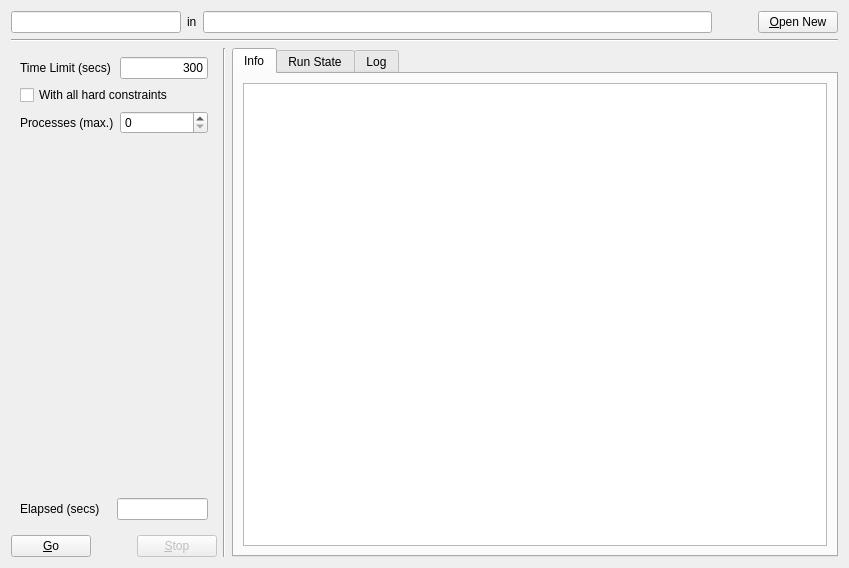
Above: gui/mainwindow.ui from gradgrind/fetrunner before the change. Below: the same form after it.
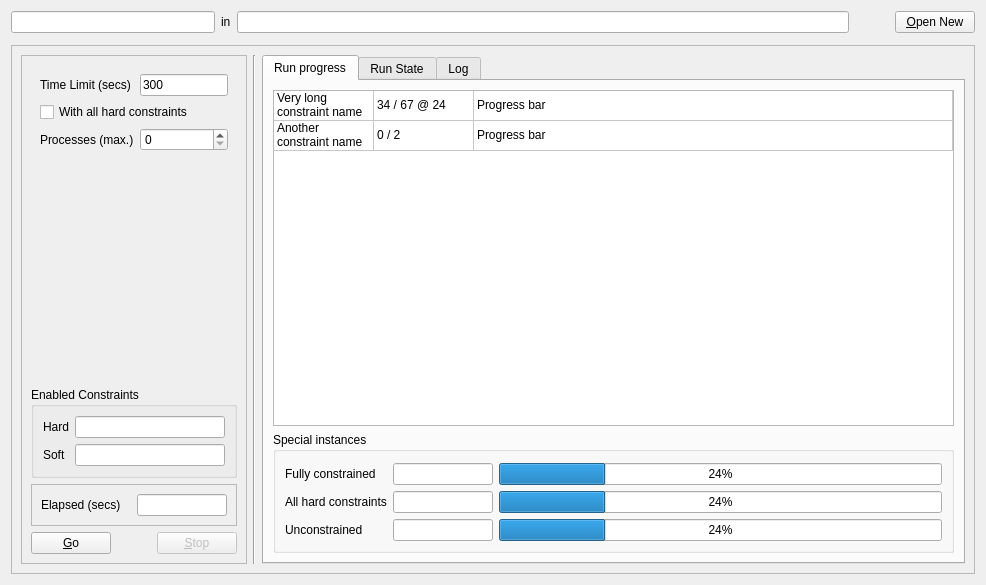
That is the form after the change. The open tabs and pages were chosen to show the change.

What changed in the file:
```diff
--- a/gui/mainwindow.ui
+++ b/gui/mainwindow.ui
@@ -6,8 +6,8 @@
    <rect>
     <x>0</x>
     <y>0</y>
-    <width>849</width>
-    <height>568</height>
+    <width>986</width>
+    <height>585</height>
    </rect>
   </property>
   <property name="sizePolicy">
@@ -45,7 +45,7 @@
      <item>
       <spacer name="horizontalSpacer">
        <property name="orientation">
-        <enum>Qt::Orientation::Horizontal</enum>
+        <enum>Qt::Vertical</enum>
        </property>
        <property name="sizeType">
         <enum>QSizePolicy::Policy::Fixed</enum>
@@ -70,14 +70,28 @@
    <item>
     <widget class="Line" name="line">
      <property name="orientation">
-      <enum>Qt::Orientation::Horizontal</enum>
+      <enum>Qt::Vertical</enum>
      </property>
     </widget>
    </item>
    <item>
-    <layout class="QHBoxLayout" name="horizontalLayout_4">
+    <widget class="QFrame" name="frame_3">
+     <property name="frameShape">
+      <enum>QFrame::StyledPanel</enum>
+     </property>
+     <property name="frameShadow">
+      <enum>QFrame::Raised</enum>
+     </property>
+     <layout class="QHBoxLayout" name="horizontalLayout_2" stretch="0,0,1">
      <item>
-      <layout class="QVBoxLayout" name="verticalLayout">
+       <widget class="QFrame" name="frame_left">
+        <property name="frameShape">
+         <enum>QFrame::StyledPanel</enum>
+        </property>
+        <property name="frameShadow">
+         <enum>QFrame::Raised</enum>
+        </property>
+        <layout class="QVBoxLayout" name="verticalLayout_3" stretch="1,0,0,0">
        <item>
         <widget class="QFrame" name="frame_parameters">
          <layout class="QFormLayout" name="formLayout">
@@ -99,9 +113,6 @@
             <property name="text">
              <string>300</string>
             </property>
-            <property name="alignment">
-             <set>Qt::AlignmentFlag::AlignRight|Qt::AlignmentFlag::AlignTrailing|Qt::AlignmentFlag::AlignVCenter</set>
-            </property>
            </widget>
           </item>
           <item row="3" column="0">
@@ -110,7 +121,7 @@
              <enum>Qt::Orientation::Vertical</enum>
             </property>
             <property name="sizeType">
-             <enum>QSizePolicy::Policy::MinimumExpanding</enum>
+               <enum>QSizePolicy::Fixed</enum>
             </property>
             <property name="sizeHint" stdset="0">
              <size>
@@ -123,7 +134,7 @@
           <item row="3" column="1">
            <spacer name="horizontalSpacer_4">
             <property name="orientation">
-             <enum>Qt::Orientation::Horizontal</enum>
+               <enum>Qt::Vertical</enum>
             </property>
             <property name="sizeType">
              <enum>QSizePolicy::Policy::Fixed</enum>
@@ -160,40 +171,92 @@
         </widget>
        </item>
        <item>
-        <widget class="QFrame" name="horizontalFrame">
-         <property name="minimumSize">
-          <size>
-           <width>0</width>
-           <height>40</height>
-          </size>
-         </property>
-         <layout class="QHBoxLayout" name="horizontalLayout_5">
+          <widget class="QGroupBox" name="groupBox_2">
+           <property name="sizePolicy">
+            <sizepolicy hsizetype="MinimumExpanding" vsizetype="Fixed">
+             <horstretch>0</horstretch>
+             <verstretch>0</verstretch>
+            </sizepolicy>
+           </property>
+           <property name="title">
+            <string>Enabled Constraints</string>
+           </property>
+           <layout class="QFormLayout" name="formLayout_2">
+            <item row="0" column="0">
+             <widget class="QLabel" name="label_2">
+              <property name="text">
+               <string>Hard</string>
+              </property>
+             </widget>
+            </item>
+            <item row="0" column="1">
+             <widget class="QLineEdit" name="c_enabled_h">
+              <property name="sizePolicy">
+               <sizepolicy hsizetype="Ignored" vsizetype="Fixed">
+                <horstretch>0</horstretch>
+                <verstretch>0</verstretch>
+               </sizepolicy>
+              </property>
+              <property name="readOnly">
+               <bool>true</bool>
+              </property>
+             </widget>
+            </item>
+            <item row="1" column="0">
+             <widget class="QLabel" name="label_4">
+              <property name="text">
+               <string>Soft</string>
+              </property>
+             </widget>
+            </item>
+            <item row="1" column="1">
+             <widget class="QLineEdit" name="c_enabled_s">
+              <property name="sizePolicy">
+               <sizepolicy hsizetype="Ignored" vsizetype="Fixed">
+                <horstretch>0</horstretch>
+                <verstretch>0</verstretch>
+               </sizepolicy>
+              </property>
+              <property name="readOnly">
+               <bool>true</bool>
+              </property>
+             </widget>
+            </item>
+           </layout>
+          </widget>
+         </item>
           <item>
+          <widget class="QFrame" name="frame_elapsed">
+           <property name="frameShape">
+            <enum>QFrame::StyledPanel</enum>
+           </property>
+           <property name="frameShadow">
+            <enum>QFrame::Raised</enum>
+           </property>
+           <layout class="QGridLayout" name="gridLayout_3">
+            <item row="0" column="1">
+             <widget class="QLineEdit" name="elapsed_time">
+              <property name="sizePolicy">
+               <sizepolicy hsizetype="Ignored" vsizetype="Fixed">
+                <horstretch>0</horstretch>
+                <verstretch>0</verstretch>
+               </sizepolicy>
+              </property>
+              <property name="text">
+               <string/>
+              </property>
+              <property name="readOnly">
+               <bool>true</bool>
+              </property>
+             </widget>
+            </item>
+            <item row="0" column="0">
            <widget class="QLabel" name="label_5">
             <property name="text">
              <string>Elapsed (secs)</string>
             </property>
            </widget>
           </item>
-          <item>
-           <widget class="QLineEdit" name="elapsed_time">
-            <property name="sizePolicy">
-             <sizepolicy hsizetype="Ignored" vsizetype="Fixed">
-              <horstretch>0</horstretch>
-              <verstretch>0</verstretch>
-             </sizepolicy>
-            </property>
-            <property name="text">
-             <string/>
-            </property>
-            <property name="alignment">
-             <set>Qt::AlignmentFlag::AlignRight|Qt::AlignmentFlag::AlignTrailing|Qt::AlignmentFlag::AlignVCenter</set>
-            </property>
-            <property name="readOnly">
-             <bool>true</bool>
-            </property>
-           </widget>
-          </item>
          </layout>
         </widget>
        </item>
@@ -209,7 +272,7 @@
          <item>
           <spacer name="horizontalSpacer_2">
            <property name="orientation">
-            <enum>Qt::Orientation::Horizontal</enum>
+              <enum>Qt::Vertical</enum>
            </property>
            <property name="sizeType">
             <enum>QSizePolicy::Policy::Fixed</enum>
@@ -235,6 +298,7 @@
         </layout>
        </item>
       </layout>
+       </widget>
      </item>
      <item>
       <widget class="Line" name="line_2">
@@ -250,14 +314,199 @@
        </property>
        <widget class="QWidget" name="tab_1">
         <attribute name="title">
-         <string>Info</string>
-        </attribute>
-        <layout class="QVBoxLayout" name="verticalLayout_3">
+          <string>Run progress</string>
+         </attribute>
+         <layout class="QVBoxLayout" name="verticalLayout">
          <item>
-          <widget class="QTextEdit" name="infoBox">
-           <property name="readOnly">
+           <widget class="QTableWidget" name="progress_table">
+            <attribute name="horizontalHeaderVisible">
+             <bool>false</bool>
+            </attribute>
+            <attribute name="horizontalHeaderStretchLastSection">
             <bool>true</bool>
-           </property>
+            </attribute>
+            <attribute name="verticalHeaderVisible">
+             <bool>false</bool>
+            </attribute>
+            <row>
+             <property name="text">
+              <string>Neue Zeile</string>
+             </property>
+            </row>
+            <row>
+             <property name="text">
+              <string>Neue Zeile</string>
+             </property>
+            </row>
+            <column>
+             <property name="text">
+              <string>Neue Spalte</string>
+             </property>
+            </column>
+            <column>
+             <property name="text">
+              <string>Neue Spalte</string>
+             </property>
+            </column>
+            <column>
+             <property name="text">
+              <string>Neue Spalte</string>
+             </property>
+            </column>
+            <item row="0" column="0">
+             <property name="text">
+              <string>Very long constraint name</string>
+             </property>
+            </item>
+            <item row="0" column="1">
+             <property name="text">
+              <string>34 / 67 @ 24</string>
+             </property>
+            </item>
+            <item row="0" column="2">
+             <property name="text">
+              <string>Progress bar</string>
+             </property>
+            </item>
+            <item row="1" column="0">
+             <property name="text">
+              <string>Another constraint name</string>
+             </property>
+            </item>
+            <item row="1" column="1">
+             <property name="text">
+              <string>0 / 2</string>
+             </property>
+            </item>
+            <item row="1" column="2">
+             <property name="text">
+              <string>Progress bar</string>
+             </property>
+            </item>
+           </widget>
+          </item>
+          <item>
+           <widget class="QGroupBox" name="groupBox">
+            <property name="title">
+             <string>Special instances</string>
+            </property>
+            <layout class="QGridLayout" name="gridLayout">
+             <item row="1" column="2">
+              <widget class="QProgressBar" name="progress_complete_bar">
+               <property name="value">
+                <number>24</number>
+               </property>
+               <property name="textVisible">
+                <bool>true</bool>
+               </property>
+              </widget>
+             </item>
+             <item row="1" column="1">
+              <widget class="QLineEdit" name="progress_complete">
+               <property name="sizePolicy">
+                <sizepolicy hsizetype="Ignored" vsizetype="Fixed">
+                 <horstretch>0</horstretch>
+                 <verstretch>0</verstretch>
+                </sizepolicy>
+               </property>
+               <property name="minimumSize">
+                <size>
+                 <width>100</width>
+                 <height>0</height>
+                </size>
+               </property>
+              </widget>
+             </item>
+             <item row="3" column="1">
+              <widget class="QLineEdit" name="progress_unconstrained">
+               <property name="sizePolicy">
+                <sizepolicy hsizetype="Ignored" vsizetype="Fixed">
+                 <horstretch>0</horstretch>
+                 <verstretch>0</verstretch>
+                </sizepolicy>
+               </property>
+               <property name="minimumSize">
+                <size>
+                 <width>100</width>
+                 <height>0</height>
+                </size>
+               </property>
+              </widget>
+             </item>
+             <item row="0" column="1">
+              <spacer name="horizontalSpacer_5">
+               <property name="orientation">
+                <enum>Qt::Horizontal</enum>
+               </property>
+               <property name="sizeType">
+                <enum>QSizePolicy::Fixed</enum>
+               </property>
+               <property name="sizeHint" stdset="0">
+                <size>
+                 <width>100</width>
+                 <height>2</height>
+                </size>
+               </property>
+              </spacer>
+             </item>
+             <item row="2" column="0">
+              <widget class="QLabel" name="label_14">
+               <property name="text">
+                <string>All hard constraints</string>
+               </property>
+              </widget>
+             </item>
+             <item row="2" column="1">
+              <widget class="QLineEdit" name="progress_hard_only">
+               <property name="sizePolicy">
+                <sizepolicy hsizetype="Ignored" vsizetype="Fixed">
+                 <horstretch>0</horstretch>
+                 <verstretch>0</verstretch>
+                </sizepolicy>
+               </property>
+               <property name="minimumSize">
+                <size>
+                 <width>100</width>
+                 <height>0</height>
+                </size>
+               </property>
+              </widget>
+             </item>
+             <item row="3" column="2">
+              <widget class="QProgressBar" name="progress_unconstrained_bar">
+               <property name="value">
+                <number>24</number>
+               </property>
+               <property name="textVisible">
+                <bool>true</bool>
+               </property>
+              </widget>
+             </item>
+             <item row="3" column="0">
+              <widget class="QLabel" name="label_15">
+               <property name="text">
+                <string>Unconstrained</string>
+               </property>
+              </widget>
+             </item>
+             <item row="1" column="0">
+              <widget class="QLabel" name="label_13">
+               <property name="text">
+                <string>Fully constrained</string>
+               </property>
+              </widget>
+             </item>
+             <item row="2" column="2">
+              <widget class="QProgressBar" name="progress_hard_only_bar">
+               <property name="value">
+                <number>24</number>
+               </property>
+               <property name="textVisible">
+                <bool>true</bool>
+               </property>
+              </widget>
+             </item>
+            </layout>
           </widget>
          </item>
         </layout>
@@ -315,170 +564,6 @@
            </property>
           </widget>
          </item>
-         <item>
-          <layout class="QHBoxLayout" name="horizontalLayout_2" stretch="0,0,0">
-           <item>
-            <widget class="QGroupBox" name="groupBox_2">
-             <property name="sizePolicy">
-              <sizepolicy hsizetype="Fixed" vsizetype="Fixed">
-               <horstretch>0</horstretch>
-               <verstretch>0</verstretch>
-              </sizepolicy>
-             </property>
-             <property name="title">
-              <string>Enabled Constraints</string>
-             </property>
-             <layout class="QFormLayout" name="formLayout_2">
-              <item row="0" column="0">
-               <widget class="QLabel" name="label_2">
-                <property name="text">
-                 <string>Hard</string>
-                </property>
-               </widget>
-              </item>
-              <item row="0" column="1">
-               <widget class="QLineEdit" name="c_enabled_h">
-                <property name="sizePolicy">
-                 <sizepolicy hsizetype="Ignored" vsizetype="Fixed">
-                  <horstretch>50</horstretch>
-                  <verstretch>0</verstretch>
-                 </sizepolicy>
-                </property>
-                <property name="alignment">
-                 <set>Qt::AlignmentFlag::AlignRight|Qt::AlignmentFlag::AlignTrailing|Qt::AlignmentFlag::AlignVCenter</set>
-                </property>
-                <property name="readOnly">
-                 <bool>true</bool>
-                </property>
-               </widget>
-              </item>
-              <item row="1" column="0">
-               <widget class="QLabel" name="label_4">
-                <property name="text">
-                 <string>Soft</string>
-                </property>
-               </widget>
-              </item>
-              <item row="1" column="1">
-               <widget class="QLineEdit" name="c_enabled_s">
-                <property name="sizePolicy">
-                 <sizepolicy hsizetype="Ignored" vsizetype="Fixed">
-                  <horstretch>50</horstretch>
-                  <verstretch>0</verstretch>
-                 </sizepolicy>
-                </property>
-                <property name="alignment">
-                 <set>Qt::AlignmentFlag::AlignRight|Qt::AlignmentFlag::AlignTrailing|Qt::AlignmentFlag::AlignVCenter</set>
-                </property>
-                <property name="readOnly">
-                 <bool>true</bool>
-                </property>
-               </widget>
-              </item>
-              <item row="3" column="1">
-               <widget class="QLineEdit" name="c_enabled_t">
-                <property name="sizePolicy">
-                 <sizepolicy hsizetype="Ignored" vsizetype="Fixed">
-                  <horstretch>50</horstretch>
-                  <verstretch>0</verstretch>
-                 </sizepolicy>
-                </property>
-                <property name="text">
-                 <string/>
-                </property>
-                <property name="alignment">
-                 <set>Qt::AlignmentFlag::AlignRight|Qt::AlignmentFlag::AlignTrailing|Qt::AlignmentFlag::AlignVCenter</set>
-                </property>
-               </widget>
-              </item>
-              <item row="3" column="0">
-               <widget class="QLabel" name="label_6">
-                <property name="text">
-                 <string>@ (secs)</string>
-                </property>
-               </widget>
-              </item>
-              <item row="2" column="1">
-               <spacer name="horizontalSpacer_3">
-                <property name="orientation">
-                 <enum>Qt::Orientation::Horizontal</enum>
-                </property>
-                <property name="sizeType">
-                 <enum>QSizePolicy::Policy::Fixed</enum>
-                </property>
-                <property name="sizeHint" stdset="0">
-                 <size>
-                  <width>100</width>
-                  <height>20</height>
-                 </size>
-                </property>
-               </spacer>
-              </item>
-             </layout>
-            </widget>
-           </item>
-           <item>
-            <widget class="Line" name="line_4">
-             <property name="orientation">
-              <enum>Qt::Orientation::Vertical</enum>
-             </property>
-            </widget>
-           </item>
-           <item>
-            <widget class="QTableWidget" name="specials_table">
-             <property name="sizePolicy">
-              <sizepolicy hsizetype="MinimumExpanding" vsizetype="Ignored">
-               <horstretch>0</horstretch>
-               <verstretch>0</verstretch>
-              </sizepolicy>
-             </property>
-             <property name="editTriggers">
-              <set>QAbstractItemView::EditTrigger::NoEditTriggers</set>
-             </property>
-             <property name="alternatingRowColors">
-              <bool>false</bool>
-             </property>
-             <property name="selectionMode">
-              <enum>QAbstractItemView::SelectionMode::NoSelection</enum>
-             </property>
-             <property name="showGrid">
-              <bool>true</bool>
-             </property>
-             <property name="gridStyle">
-              <enum>Qt::PenStyle::SolidLine</enum>
-             </property>
-             <attribute name="horizontalHeaderStretchLastSection">
-              <bool>true</bool>
-             </attribute>
-             <row>
-              <property name="text">
-               <string>Fully Constrained</string>
-              </property>
-             </row>
-             <row>
-              <property name="text">
-               <string>All Hard Constraints</string>
-              </property>
-             </row>
-             <row>
-              <property name="text">
-               <string>Unconstrained</string>
-              </property>
-             </row>
-             <column>
-              <property name="text">
-               <string>@ (secs)</string>
-              </property>
-             </column>
-             <column>
-              <property name="text">
-               <string> Progress</string>
-              </property>
-             </column>
-            </widget>
-           </item>
-          </layout>
-         </item>
         </layout>
        </widget>
        <widget class="QWidget" name="tab_3">
@@ -514,6 +599,7 @@
       </widget>
      </item>
     </layout>
+    </widget>
    </item>
   </layout>
  </widget>
```
Left out of the diff: 16 changed lines with no effect on the pictures. Lines whose indentation alone changed are shown as unchanged.
